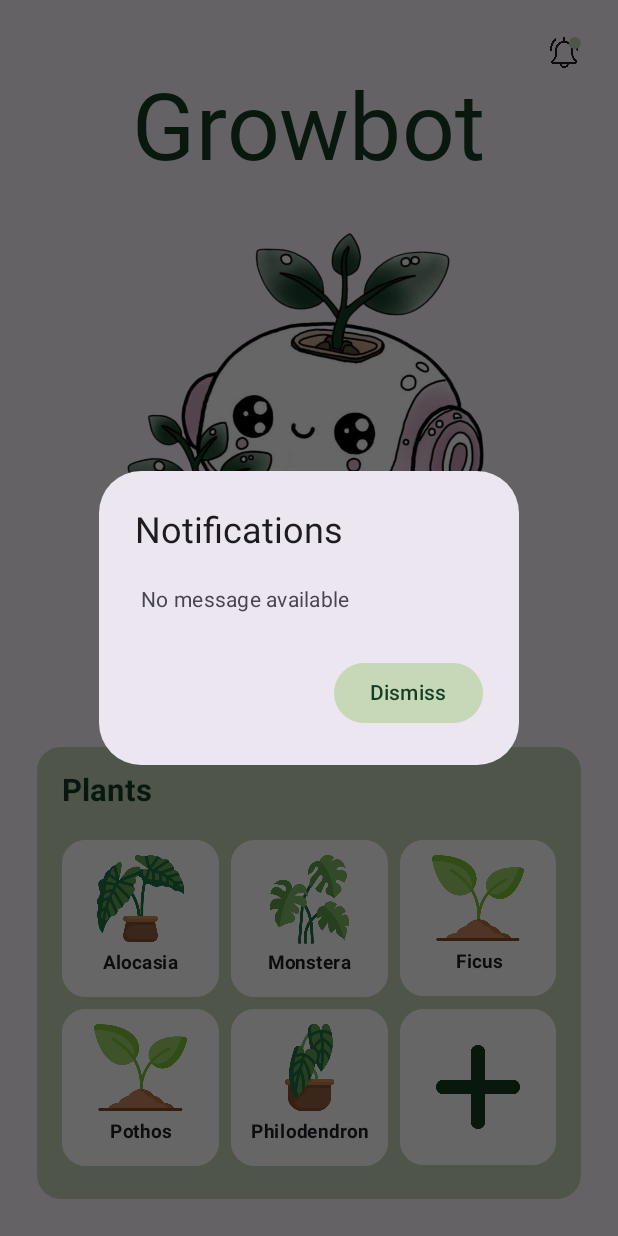
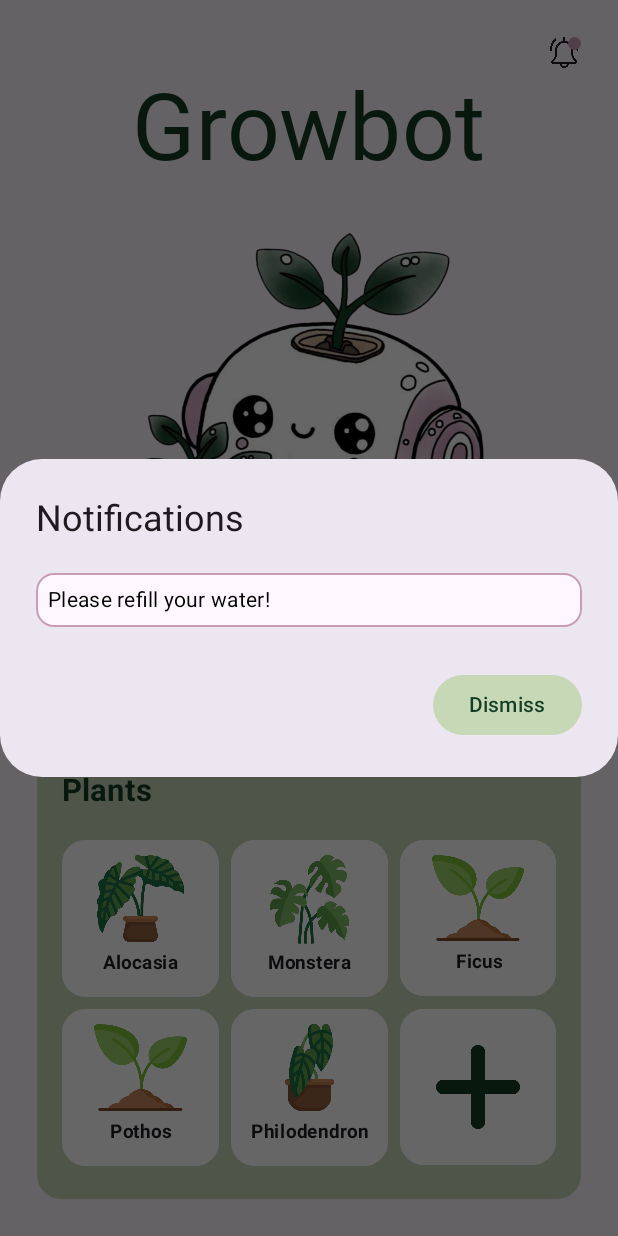
Before and after one commit to CelineSchneider/Growbot, an Android app built with Jetpack Compose: the screen it shows after launch (MainActivity), after a tap on "Notifications", on a phone screen of 412 x 824 dp. Run offline under Robolectric (Android 15) with nearby library versions, the phone set to English and light mode, and no system bars; Roboto replaces fonts that are not available here.

Commit message:
Fixed notification view

```diff
--- a/app/src/main/assets/plants.json
+++ b/app/src/main/assets/plants.json
@@ -73,7 +73,7 @@
   ],
   "waterLevel": 75,
   "notifications": [
-    {"code": "water_level_too_low", "status": true},
-    {"code": "soil_too_wet", "status": false}
+    {"code": "water_level_too_low", "status": true, "error_message": "Please refill your water!"},
+    {"code": "soil_too_wet", "status": false, "error_message":  "One of your plants is drowning :("}
   ]
 }
--- a/app/src/main/java/com/example/growbot/MainActivity.kt
+++ b/app/src/main/java/com/example/growbot/MainActivity.kt
@@ -6,7 +6,6 @@ import WateringEntry
 import android.annotation.SuppressLint
 import android.content.Context
 import android.os.Bundle
-import android.util.Log
 import android.widget.Toast
 import androidx.activity.ComponentActivity
 import androidx.activity.compose.setContent
@@ -36,6 +35,7 @@ import androidx.compose.foundation.shape.RoundedCornerShape
 import androidx.compose.material3.AlertDialog
 import androidx.compose.material3.Button
 import androidx.compose.material3.Icon
+import androidx.compose.material3.OutlinedCard
 import androidx.compose.material3.Surface
 import androidx.compose.material3.Text
 import androidx.compose.material3.TextButton
@@ -70,6 +70,7 @@ import androidx.navigation.compose.rememberNavController
 import com.example.growbot.ui.theme.DarkGreen
 import com.example.growbot.ui.theme.GrowbotTheme
 import com.example.growbot.ui.theme.LightGreen
+import com.example.growbot.ui.theme.Pink
 import com.google.gson.Gson
 import java.io.InputStreamReader
 import java.time.Instant
@@ -151,13 +152,6 @@ fun PlantTableScreen(navController: NavHostController, plantsState: Plants?) {
         TopBar(plantsState)
         Header()
         PlantList(plants.plants, navController)
-
-        // Hier kannst du die geparsten Daten verwenden
-        Log.d("Parsed Plants", "Water Level: ${plants.waterLevel}")
-        plants.plants.forEach { plant ->
-            Log.d("Plant", "Name: ${plant.name}, Watering Entries: ${plant.watering?.joinToString()}")
-        }
-
     }
 }
 
@@ -213,8 +207,8 @@ fun NotificationBell(hasNotification: Boolean, onClick: () -> Unit) {
             if (hasNotification) {
                 Box(
                     modifier = Modifier
-                        .size(0.01f * screenHeight)
-                        .background(LightGreen, shape = CircleShape)
+                        .size(0.0105f * screenHeight)
+                        .background(Pink, shape = CircleShape)
                         .align(Alignment.TopEnd)
                 )
             }
@@ -711,7 +705,20 @@ fun NotificationList(onDismiss: () -> Unit, plantsState: Plants?) {
             text = {
                 Column {
                     notifications.forEach { msg ->
-                        Text(text = msg, modifier = Modifier.padding(4.dp))
+                        OutlinedCard(
+                            border = BorderStroke(1.dp, Pink),
+                            shape = RoundedCornerShape(12.dp), // Abgerundete Ecken
+                            modifier = Modifier
+                                .fillMaxWidth()
+                                .padding(vertical = 4.dp)
+                        ) {
+                            Text(
+                                text = msg,
+                                modifier = Modifier
+                                    .padding(8.dp), // Innenabstand für den Text
+                                color = Color.Black // Textfarbe
+                            )
+                        }
                     }
                 }
             },
@@ -726,6 +733,7 @@ fun NotificationList(onDismiss: () -> Unit, plantsState: Plants?) {
 
 
 
+
 // Utility functions
 fun getIconResId(iconName: String): Int {
     return when (iconName) {
--- a/app/src/main/java/com/example/growbot/ui/theme/Color.kt
+++ b/app/src/main/java/com/example/growbot/ui/theme/Color.kt
@@ -5,4 +5,4 @@ import androidx.compose.ui.graphics.Color
 val LightGreen = Color(0xFFC6D8B6)
 val DarkGreen = Color(0xFF143d26)
 val Brown = Color(0xFF63542e)
-val Pink = Color(0xFFdd9988)
+val Pink = Color(0xFFc99db6)
```
